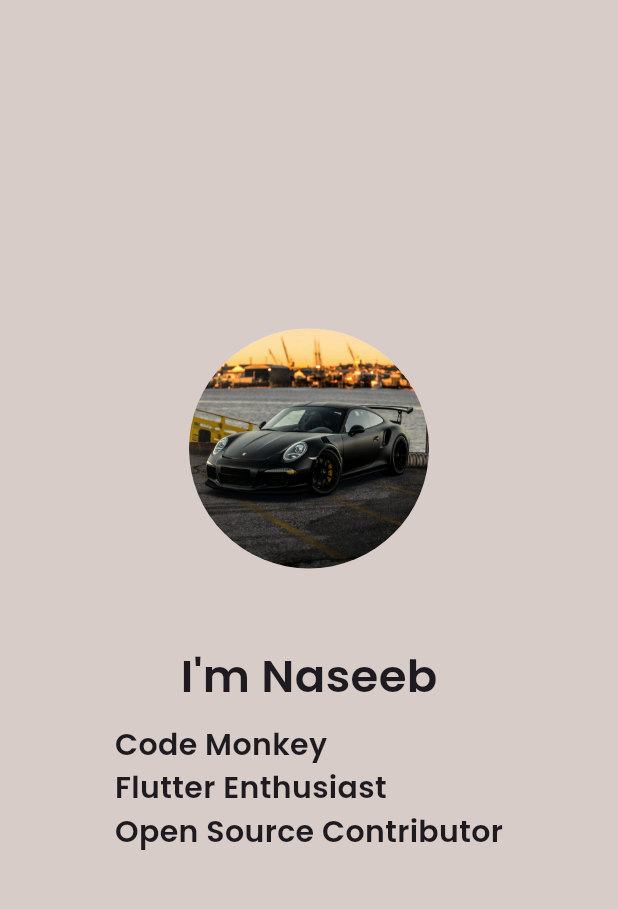
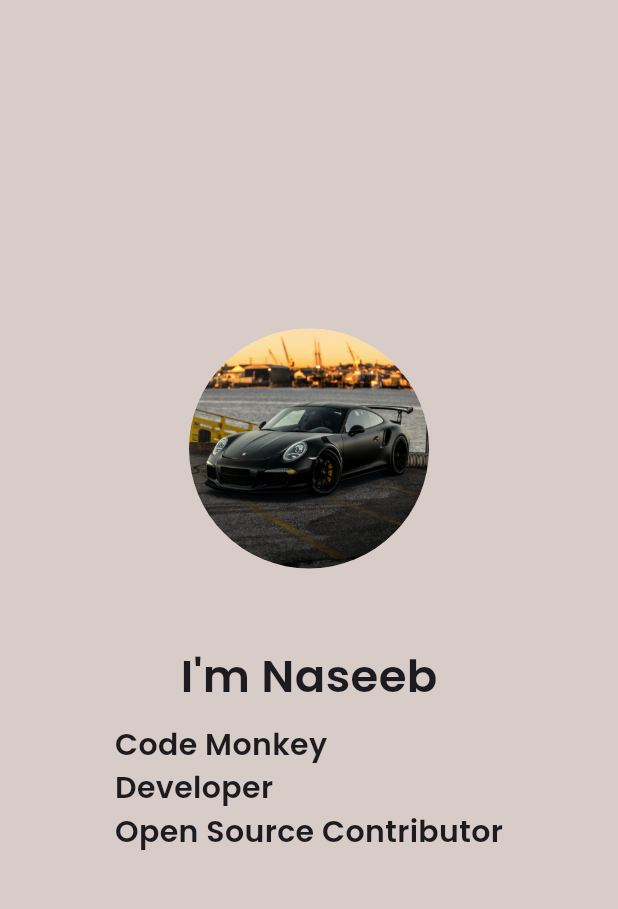
Before and after one commit to naseebnaushad/portfolio, a Flutter app: the screen it shows after launch, on a phone screen of 412 x 824 dp, the part 84-993 px from its top. Run offline on Flutter 3.47's test engine with Material 3 defaults, Android fonts, the phone set to English and light mode, and no system bars; our stand-ins replace google_fonts; Roboto replaces fonts that are missing (Playfair).

Commit message:
Profile changes

```diff
--- a/lib/main.dart
+++ b/lib/main.dart
@@ -59,7 +59,7 @@ class MyApp extends StatelessWidget {
               SizedBox(height: 10),
               Text(
                 'Code Monkey \n'
-                'Flutter Enthusiast \n'
+                'Developer \n'
                 'Open Source Contributor',
                 style: GoogleFonts.poppins(
                   fontWeight: FontWeight.w600,
```
